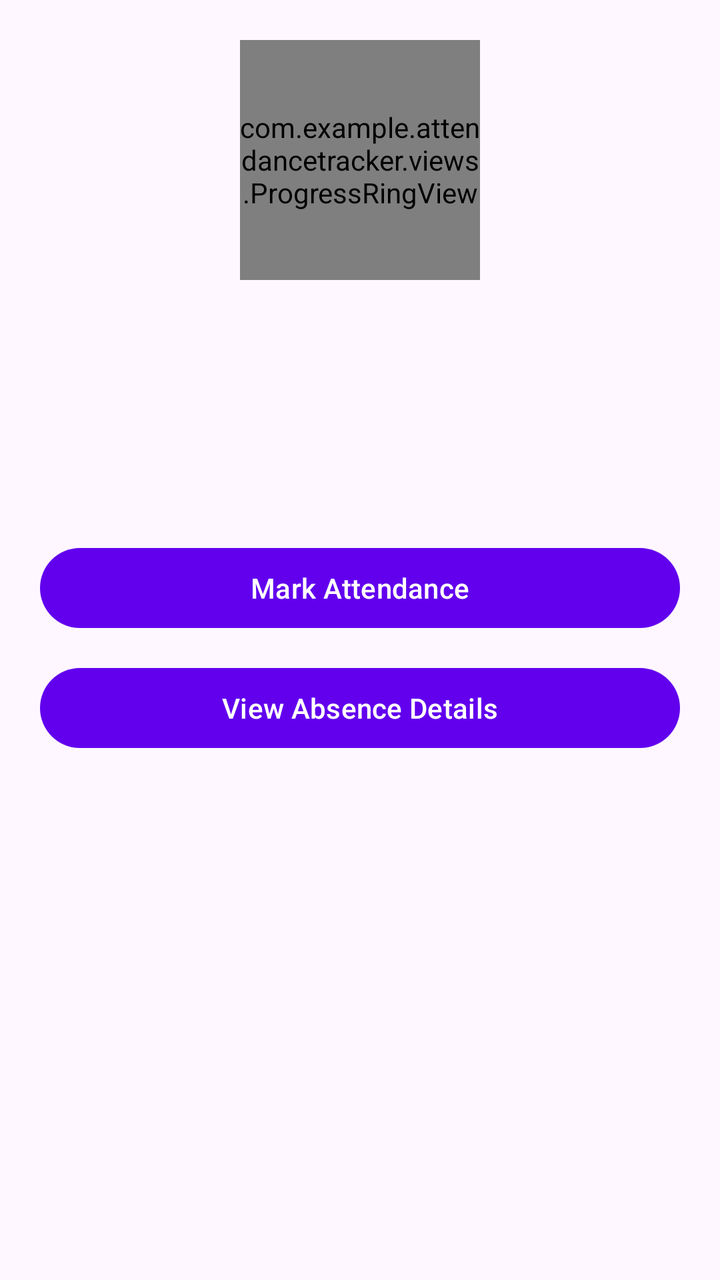
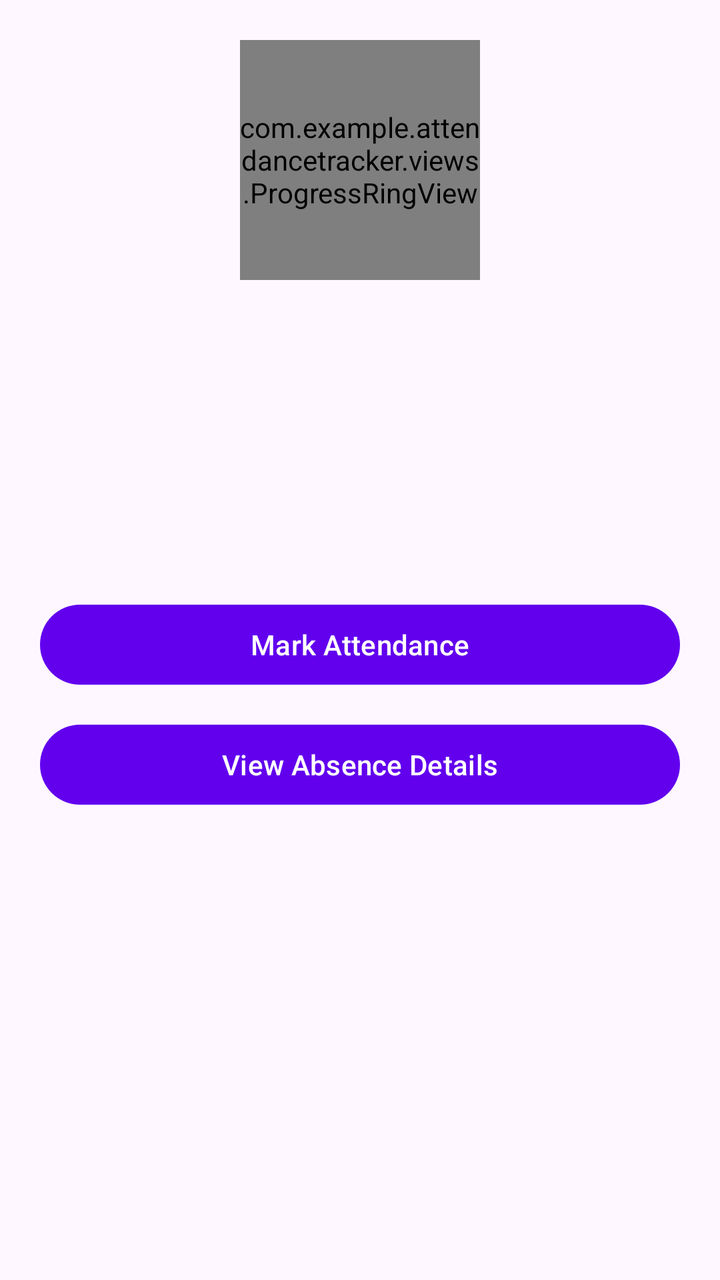

Before-and-after screenshots of an Android layout around one commit, followed by the original layout XML and the change that was made.
<!-- AndroidManifest.xml: application theme Theme.AttendanceTracker -->
<!-- res/layout/activity_course_detail.xml -->
<?xml version="1.0" encoding="utf-8"?>
<LinearLayout xmlns:android="http://schemas.android.com/apk/res/android"
    android:layout_width="match_parent"
    android:layout_height="match_parent"
    android:orientation="vertical"
    android:padding="20dp"
    android:gravity="center_horizontal">

    <com.example.attendancetracker.views.ProgressRingView
        android:id="@+id/detailProgressRing"
        android:layout_width="120dp"
        android:layout_height="120dp"
        android:layout_marginBottom="16dp" />

    <TextView
        android:id="@+id/tvDetailCourseName"
        android:layout_width="wrap_content"
        android:layout_height="wrap_content"
        android:textSize="22sp"
        android:textStyle="bold"
        android:layout_marginBottom="4dp" />

    <TextView
        android:id="@+id/tvDetailCourseCode"
        android:layout_width="wrap_content"
        android:layout_height="wrap_content"
        android:textSize="14sp"
        android:textColor="@android:color/darker_gray"
        android:layout_marginBottom="16dp" />

    <TextView
        android:id="@+id/tvAttendanceStats"
        android:layout_width="wrap_content"
        android:layout_height="wrap_content"
        android:textSize="16sp"
        android:layout_marginBottom="24dp" />

    <Button
        android:id="@+id/btnMarkAttendance"
        android:layout_width="match_parent"
        android:layout_height="wrap_content"
        android:text="Mark Attendance"
        android:layout_marginBottom="12dp" />

    <Button
        android:id="@+id/btnViewAbsences"
        android:layout_width="match_parent"
        android:layout_height="wrap_content"
        android:text="View Absence Details" />

</LinearLayout>
<!-- resources referenced by this layout -->
<resources>
  <style name="Theme.AttendanceTracker" parent="Theme.Material3.Light.NoActionBar">
          <item name="colorPrimary">@color/purple_500</item>
          <item name="android:statusBarColor" tools:targetApi="l">?attr/colorPrimary</item>
      </style>
  <color name="purple_500">#6200EE</color>
</resources>

<!-- the commit's change to res/layout/activity_course_detail.xml (unified diff, before → after) -->
@@ -33,6 +33,15 @@
         android:layout_width="wrap_content"
         android:layout_height="wrap_content"
         android:textSize="16sp"
+        android:layout_marginBottom="8dp" />
+
+    <TextView
+        android:id="@+id/tvAttendanceAdvice"
+        android:layout_width="wrap_content"
+        android:layout_height="wrap_content"
+        android:gravity="center"
+        android:textSize="15sp"
+        android:textStyle="bold"
         android:layout_marginBottom="24dp" />
 
     <Button
